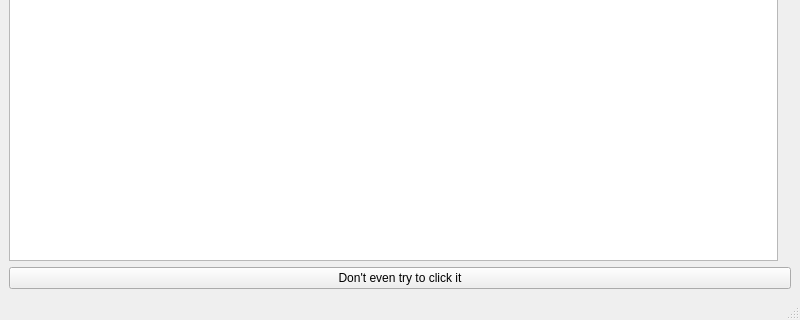
This is src/TrueLife/View/mainwindow.ui in ppawel11/True-Life as Qt 5 draws it before an edit; both pictures show x 0 to 800 and y 280 to 600 of the 800 by 600 pixel window. The edited form follows.
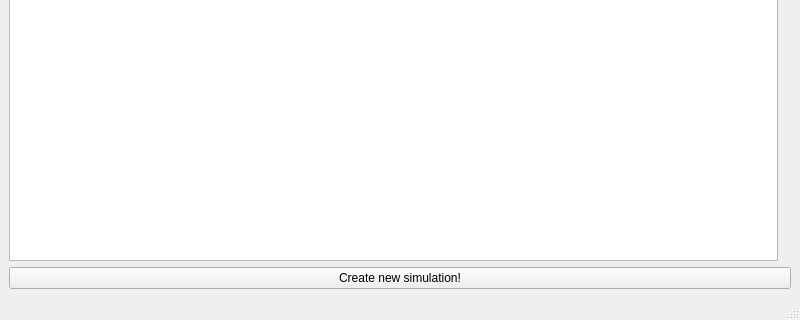
This is the edited form. Icons and pictures are not drawn.

```diff
--- a/src/TrueLife/View/mainwindow.ui
+++ b/src/TrueLife/View/mainwindow.ui
@@ -56,7 +56,7 @@
     <item row="2" column="0" colspan="2">
      <widget class="QPushButton" name="pushButton">
       <property name="text">
-       <string>Don't even try to click it</string>
+       <string>Create new simulation!</string>
       </property>
      </widget>
     </item>
```
Left out of the diff: 6 changed lines with no effect on the pictures.
